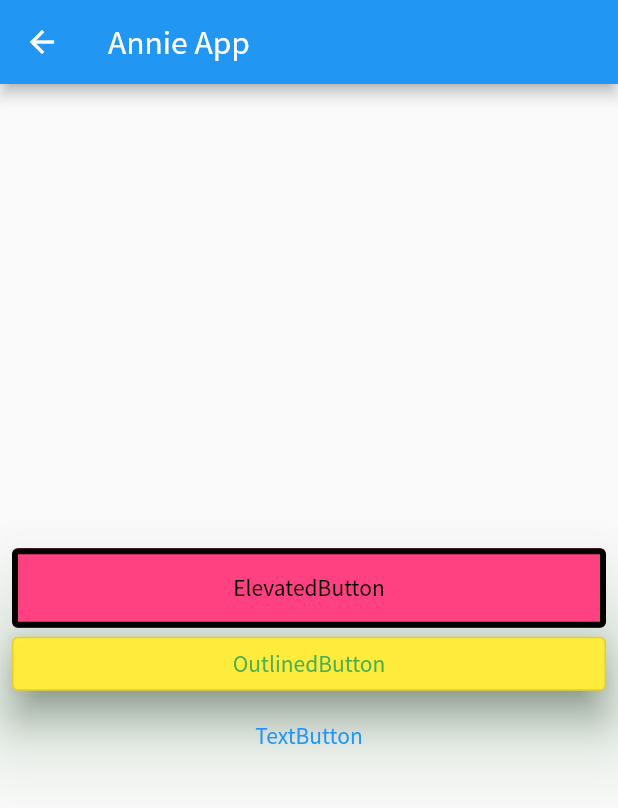
After one commit to songbetter/practiceFlutter, a Flutter app: the MainLayout screen opened directly, on a phone screen of 412 x 824 dp. The commit adds this screen. Shown: the top 808 px of the screen. Run offline on Flutter 3.47's test engine with Material 2 defaults, Android fonts, the phone set to English and light mode, and no system bars.

Commit message:
practice: Route - MainLayout widget 생성 - Route path 반영

```diff
--- /dev/null
+++ b/lib/layout/main_layout.dart
@@ -0,0 +1,22 @@
+import 'package:flutter/material.dart';
+
+class MainLayout extends StatelessWidget {
+  final String title;
+  final List<Widget> children;
+
+  const MainLayout({required this.title, required this.children, Key? key})
+      : super(key: key);
+
+  @override
+  Widget build(BuildContext context) {
+    return Scaffold(
+        appBar: AppBar(title: Text(title)),
+        body: Padding(
+            padding: EdgeInsets.symmetric(horizontal: 8.0),
+            child: Column(
+              mainAxisAlignment: MainAxisAlignment.center,
+              crossAxisAlignment: CrossAxisAlignment.stretch,
+              children: children,
+            )));
+  }
+}
--- a/lib/screen/home_screen.dart
+++ b/lib/screen/home_screen.dart
@@ -1,5 +1,6 @@
 import 'package:annieflutter/screen/datePicker/datePicker_main_screen.dart';
 import 'package:annieflutter/screen/photoAlbum/photoAlbum_main_screen.dart';
+import 'package:annieflutter/screen/practice_screen.dart';
 import 'package:annieflutter/screen/random/random_main_screen.dart';
 import 'package:flutter/material.dart';
 
@@ -59,7 +60,7 @@ class HomeScreen extends StatelessWidget {
       },
       {
         "color": Colors.orange,
-        "route": RandomMainScreen(),
+        "route": PracticeScreen(),
         "icon": Icons.settings,
         "title": "설정"
       },
--- /dev/null
+++ b/lib/screen/practice_screen.dart
@@ -0,0 +1,36 @@
+import 'package:annieflutter/layout/main_layout.dart';
+import 'package:flutter/material.dart';
+
+class PracticeScreen extends StatelessWidget {
+  const PracticeScreen({Key? key}) : super(key: key);
+
+  @override
+  Widget build(BuildContext context) {
+    return MainLayout(title: "Annie App", children: [
+      ElevatedButton(
+        onPressed: () {},
+        child: Text("ElevatedButton"),
+        style: ElevatedButton.styleFrom(
+            primary: Colors.pinkAccent,
+            onPrimary: Colors.black,
+            shadowColor: Colors.green,
+            elevation: 30.0,
+            padding: EdgeInsets.all(16.0),
+            side: BorderSide(color: Colors.black, width: 4.0)),
+      ),
+      OutlinedButton(
+        onPressed: () {},
+        child: Text("OutlinedButton"),
+        style: OutlinedButton.styleFrom(
+            primary: Colors.green,
+            backgroundColor: Colors.yellow,
+            elevation: 10.0),
+      ),
+      TextButton(
+        onPressed: () {},
+        child: Text("TextButton"),
+        style: TextButton.styleFrom(primary: Colors.blue),
+      )
+    ]);
+  }
+}
```
Also changed, not shown: lib/main.dart (+7 -2 lines).
